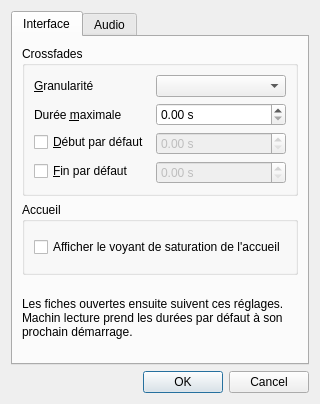
This is src/machincast/interface/ui/preferences.ui in dascritch/machincast as Qt 5 draws it before an edit. The edited form follows.
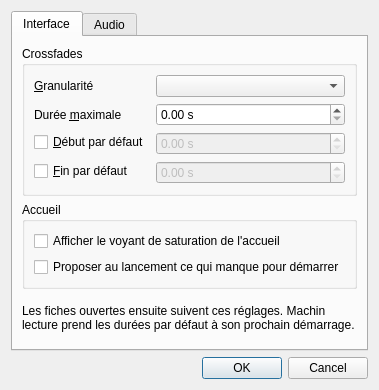
This is the edited form.

Commit message:
feat(interface): au lancement, l'interface propose de créer ce qui manque pour démarrer
https://github.com/dascritch/machincast/issues/119
Suggestions au lancement de l'interface graphique

Claude-Session: https://claude.ai/code/session_01P5BmUA6Q6zj6eA4Ks7Cbgy

Patch:
```diff
--- a/src/machincast/interface/ui/preferences.ui
+++ b/src/machincast/interface/ui/preferences.ui
@@ -118,6 +118,16 @@
             </property>
            </widget>
           </item>
+          <item>
+           <widget class="QCheckBox" name="suggestions">
+            <property name="text">
+             <string>Proposer au lancement ce qui manque pour démarrer</string>
+            </property>
+            <property name="toolTip">
+             <string>Fil musical, banques de base et périphérique de l'antenne, dans une fenêtre au lancement de l'interface.</string>
+            </property>
+           </widget>
+          </item>
          </layout>
         </widget>
        </item>
```
The commit also changes 20 other files.
